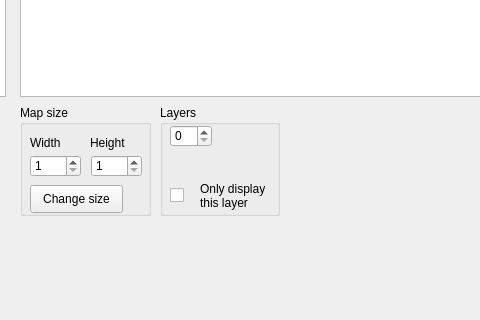
Above: ui/main.ui from Coul33t/map-editor before the change; both pictures show x 260 to 740 and y 444 to 764 of the 1087 by 849 pixel window. Below: the same form after it.
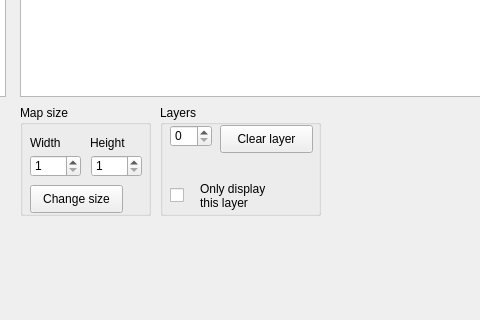
That is the form after the change.

Commit message: :construction: :tada: Layers!

```diff
--- a/ui/main.ui
+++ b/ui/main.ui
@@ -132,7 +132,7 @@
      <rect>
       <x>420</x>
       <y>530</y>
-      <width>120</width>
+      <width>161</width>
       <height>111</height>
      </rect>
     </property>
@@ -178,6 +178,19 @@
       </rect>
      </property>
     </widget>
+    <widget class="QPushButton" name="pushButton_clear_layer">
+     <property name="geometry">
+      <rect>
+       <x>60</x>
+       <y>20</y>
+       <width>93</width>
+       <height>28</height>
+      </rect>
+     </property>
+     <property name="text">
+      <string>Clear layer</string>
+     </property>
+    </widget>
    </widget>
   </widget>
   <widget class="QMenuBar" name="menubar">
```
The commit also changes 2 other files.
